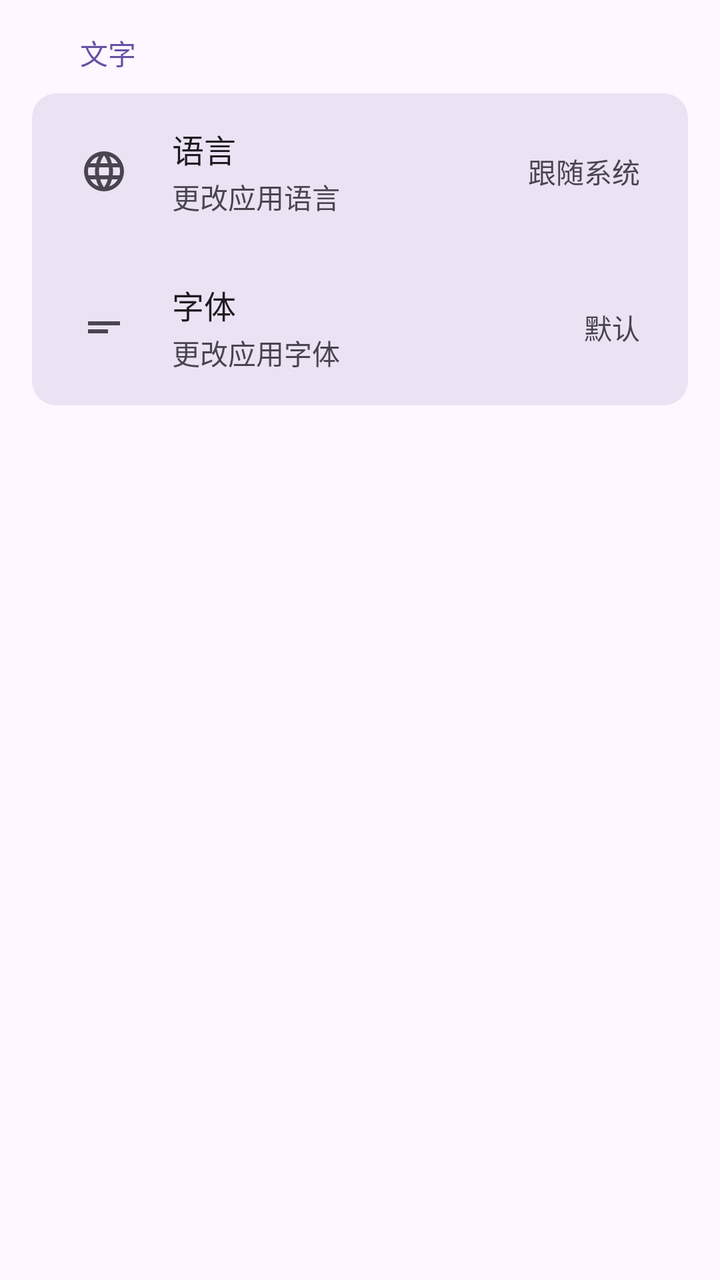
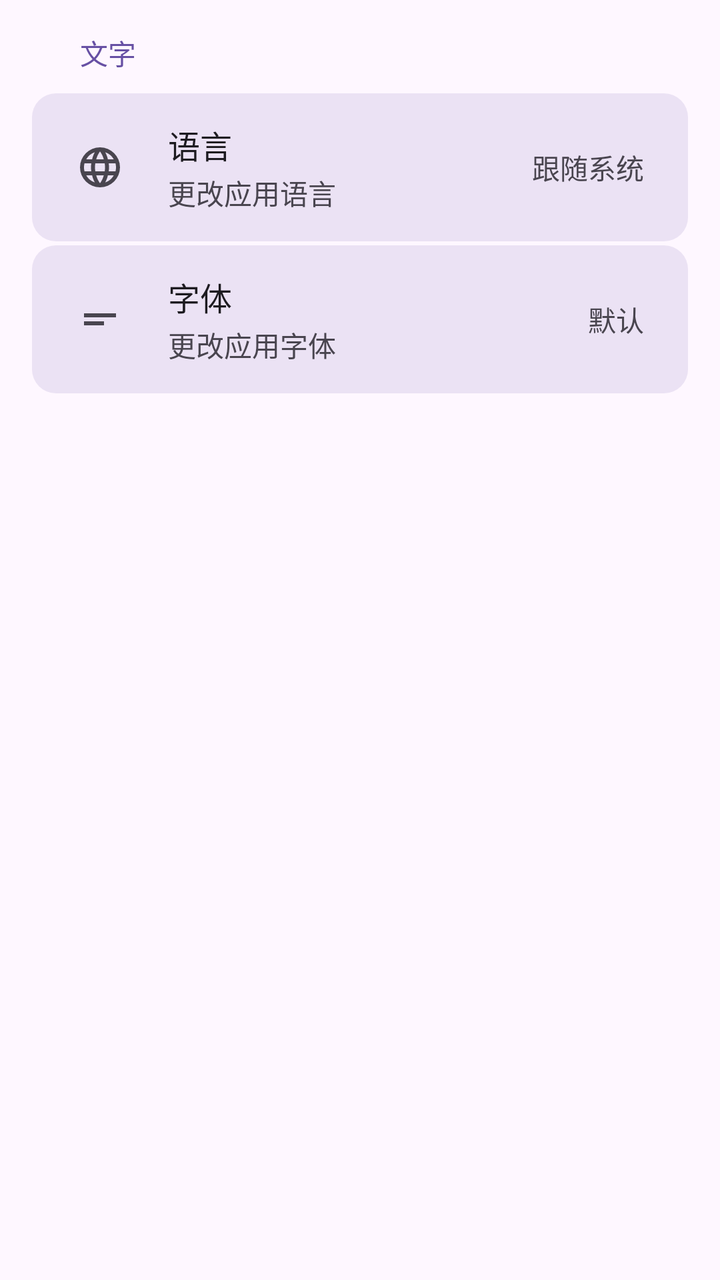

The first picture is an Android layout as it rendered before a commit; the second is the same layout after the commit. The layout source and the unified diff follow.
<!-- AndroidManifest.xml: application theme Theme.Click -->
<!-- res/layout/fragment_settings.xml -->
<?xml version="1.0" encoding="utf-8"?>
<ScrollView xmlns:android="http://schemas.android.com/apk/res/android"
    android:layout_width="match_parent"
    android:layout_height="match_parent"
    android:paddingHorizontal="16dp"
    android:paddingTop="0dp"
    android:paddingBottom="16dp"
    android:background="?android:attr/colorBackground">

    <LinearLayout
        android:layout_width="match_parent"
        android:layout_height="wrap_content"
        android:orientation="vertical">

        
        <TextView
            android:layout_width="wrap_content"
            android:layout_height="wrap_content"
            android:text="文字"
            android:textSize="14sp"
            android:textColor="?attr/colorPrimary"
            android:paddingHorizontal="24dp"
            android:paddingTop="16dp"
            android:paddingBottom="10dp" />

        
        <LinearLayout
            android:layout_width="match_parent"
            android:layout_height="wrap_content"
            android:orientation="vertical"
            android:background="@drawable/settings_card_bg"
            android:clipToOutline="true">

            
            <LinearLayout
                android:id="@+id/settings_language"
                android:layout_width="match_parent"
                android:layout_height="wrap_content"
                android:orientation="horizontal"
                android:gravity="center_vertical"
                android:paddingHorizontal="22dp"
                android:paddingVertical="14dp"
                android:background="?attr/selectableItemBackground"
                android:layout_margin="2dp"
                android:clickable="true"
                android:focusable="true">

                <ImageView
                    android:layout_width="24dp"
                    android:layout_height="24dp"
                    android:src="@drawable/ic_language"
                    android:tint="?attr/colorOnSurfaceVariant"
                    android:layout_marginEnd="22dp" />

                <LinearLayout
                    android:layout_width="0dp"
                    android:layout_height="wrap_content"
                    android:layout_weight="1"
                    android:orientation="vertical">

                    <TextView
                        android:layout_width="wrap_content"
                        android:layout_height="wrap_content"
                        android:text="语言"
                        android:textSize="16sp"
                        android:textColor="?attr/colorOnSurface" />

                    <TextView
                        android:layout_width="wrap_content"
                        android:layout_height="wrap_content"
                        android:text="更改应用语言"
                        android:textSize="14sp"
                        android:textColor="?attr/colorOnSurfaceVariant"
                        android:layout_marginTop="2dp" />
                </LinearLayout>

                <TextView
                    android:id="@+id/settings_language_value"
                    android:layout_width="wrap_content"
                    android:layout_height="wrap_content"
                    android:text="跟随系统"
                    android:textSize="14sp"
                    android:textColor="?attr/colorOnSurfaceVariant" />
            </LinearLayout>

            
            <LinearLayout
                android:id="@+id/settings_font"
                android:layout_width="match_parent"
                android:layout_height="wrap_content"
                android:orientation="horizontal"
                android:gravity="center_vertical"
                android:paddingHorizontal="22dp"
                android:paddingVertical="14dp"
                android:background="?attr/selectableItemBackground"
                android:layout_margin="2dp"
                android:clickable="true"
                android:focusable="true">

                <ImageView
                    android:layout_width="24dp"
                    android:layout_height="24dp"
                    android:src="@drawable/ic_font"
                    android:tint="?attr/colorOnSurfaceVariant"
                    android:layout_marginEnd="22dp" />

                <LinearLayout
                    android:layout_width="0dp"
                    android:layout_height="wrap_content"
                    android:layout_weight="1"
                    android:orientation="vertical">

                    <TextView
                        android:layout_width="wrap_content"
                        android:layout_height="wrap_content"
                        android:text="字体"
                        android:textSize="16sp"
                        android:textColor="?attr/colorOnSurface" />

                    <TextView
                        android:layout_width="wrap_content"
                        android:layout_height="wrap_content"
                        android:text="更改应用字体"
                        android:textSize="14sp"
                        android:textColor="?attr/colorOnSurfaceVariant"
                        android:layout_marginTop="2dp" />
                </LinearLayout>

                <TextView
                    android:layout_width="wrap_content"
                    android:layout_height="wrap_content"
                    android:text="默认"
                    android:textSize="14sp"
                    android:textColor="?attr/colorOnSurfaceVariant" />
            </LinearLayout>

        </LinearLayout>

    </LinearLayout>
</ScrollView>
<!-- resources referenced by this layout -->
<resources>
  <!-- drawable ic_font (drawable) -->
  <vector xmlns:android="http://schemas.android.com/apk/res/android"
      android:width="24dp"
      android:height="24dp"
      android:viewportWidth="960"
      android:viewportHeight="960"
      android:tint="?attr/colorControlNormal"
      android:autoMirrored="true">
    <path
        android:fillColor="@android:color/white"
        android:pathData="M160,600L160,520L560,520L560,600L160,600ZM160,440L160,360L800,360L800,440L160,440Z"/>
  </vector>
  <!-- drawable ic_language (drawable) -->
  <vector xmlns:android="http://schemas.android.com/apk/res/android"
      android:width="24dp"
      android:height="24dp"
      android:viewportWidth="960"
      android:viewportHeight="960"
      android:tint="?attr/colorControlNormal">
    <path
        android:fillColor="@android:color/white"
        android:pathData="M480,880Q398,880 325,848.5Q252,817 197.5,762.5Q143,708 111.5,635Q80,562 80,480Q80,397 111.5,324.5Q143,252 197.5,197.5Q252,143 325,111.5Q398,80 480,80Q563,80 635.5,111.5Q708,143 762.5,197.5Q817,252 848.5,324.5Q880,397 880,480Q880,562 848.5,635Q817,708 762.5,762.5Q708,817 635.5,848.5Q563,880 480,880ZM480,798Q506,762 525,723Q544,684 556,640L404,640Q416,684 435,723Q454,762 480,798ZM376,782Q358,749 344.5,713.5Q331,678 322,640L204,640Q233,690 276.5,727Q320,764 376,782ZM584,782Q640,764 683.5,727Q727,690 756,640L638,640Q629,678 615.5,713.5Q602,749 584,782ZM170,560L306,560Q303,540 301.5,520.5Q300,501 300,480Q300,459 301.5,439.5Q303,420 306,400L170,400Q165,420 162.5,439.5Q160,459 160,480Q160,501 162.5,520.5Q165,540 170,560ZM386,560L574,560Q577,540 578.5,520.5Q580,501 580,480Q580,459 578.5,439.5Q577,420 574,400L386,400Q383,420 381.5,439.5Q380,459 380,480Q380,501 381.5,520.5Q383,540 386,560ZM654,560L790,560Q795,540 797.5,520.5Q800,501 800,480Q800,459 797.5,439.5Q795,420 790,400L654,400Q657,420 658.5,439.5Q660,459 660,480Q660,501 658.5,520.5Q657,540 654,560ZM638,320L756,320Q727,270 683.5,233Q640,196 584,178Q602,211 615.5,246.5Q629,282 638,320ZM404,320L556,320Q544,276 525,237Q506,198 480,162Q454,198 435,237Q416,276 404,320ZM204,320L322,320Q331,282 344.5,246.5Q358,211 376,178Q320,196 276.5,233Q233,270 204,320Z"/>
  </vector>
  <!-- drawable settings_card_bg (drawable) -->
  <?xml version="1.0" encoding="utf-8"?>
  <shape xmlns:android="http://schemas.android.com/apk/res/android"
      android:shape="rectangle">
      <solid android:color="@color/section_background" />
      <corners android:radius="12dp" />
  </shape>
  <color name="section_background">#206750A4</color>
  <color name="md_theme_primary">#6750A4</color>
  <color name="md_theme_onPrimary">#FFFFFF</color>
  <color name="md_theme_primaryContainer">#EADDFF</color>
  <color name="md_theme_onPrimaryContainer">#21005D</color>
  <color name="md_theme_secondary">#625B71</color>
  <color name="md_theme_onSecondary">#FFFFFF</color>
  <color name="md_theme_secondaryContainer">#E8DEF8</color>
  <color name="md_theme_onSecondaryContainer">#1D192B</color>
  <color name="md_theme_background">#FEF7FF</color>
  <color name="md_theme_onBackground">#1D1B20</color>
  <color name="md_theme_surface">#FEF7FF</color>
  <color name="md_theme_onSurface">#1D1B20</color>
  <color name="md_theme_surfaceVariant">#E7E0EC</color>
  <color name="md_theme_onSurfaceVariant">#49454F</color>
  <color name="md_theme_outline">#79747E</color>
  <color name="md_theme_outlineVariant">#CAC4D0</color>
  <!-- unchanged entries left out for length: 2 -->
</resources>

<!-- the commit's change to res/layout/fragment_settings.xml (unified diff, before → after) -->
@@ -25,115 +25,104 @@
 
         
         <LinearLayout
+            android:id="@+id/settings_language"
             android:layout_width="match_parent"
             android:layout_height="wrap_content"
-            android:orientation="vertical"
+            android:orientation="horizontal"
+            android:gravity="center_vertical"
+            android:paddingHorizontal="22dp"
+            android:paddingVertical="14dp"
             android:background="@drawable/settings_card_bg"
-            android:clipToOutline="true">
+            android:layout_marginBottom="2dp"
+            android:clickable="true"
+            android:focusable="true">
 
-            
+            <ImageView
+                android:layout_width="24dp"
+                android:layout_height="24dp"
+                android:src="@drawable/ic_language"
+                android:tint="?attr/colorOnSurfaceVariant"
+                android:layout_marginEnd="22dp" />
+
             <LinearLayout
-                android:id="@+id/settings_language"
-                android:layout_width="match_parent"
+                android:layout_width="0dp"
                 android:layout_height="wrap_content"
-                android:orientation="horizontal"
-                android:gravity="center_vertical"
-                android:paddingHorizontal="22dp"
-                android:paddingVertical="14dp"
-                android:background="?attr/selectableItemBackground"
-                android:layout_margin="2dp"
-                android:clickable="true"
-                android:focusable="true">
-
-                <ImageView
-                    android:layout_width="24dp"
-                    android:layout_height="24dp"
-                    android:src="@drawable/ic_language"
-                    android:tint="?attr/colorOnSurfaceVariant"
-                    android:layout_marginEnd="22dp" />
-
-                <LinearLayout
-                    android:layout_width="0dp"
-                    android:layout_height="wrap_content"
-                    android:layout_weight="1"
-                    android:orientation="vertical">
-
-                    <TextView
-                        android:layout_width="wrap_content"
-                        android:layout_height="wrap_content"
-                        android:text="语言"
-                        android:textSize="16sp"
-                        android:textColor="?attr/colorOnSurface" />
-
-                    <TextView
-                        android:layout_width="wrap_content"
-                        android:layout_height="wrap_content"
-                        android:text="更改应用语言"
-                        android:textSize="14sp"
-                        android:textColor="?attr/colorOnSurfaceVariant"
-                        android:layout_marginTop="2dp" />
-                </LinearLayout>
-
-                <TextView
-                    android:id="@+id/settings_language_value"
-                    android:layout_width="wrap_content"
-                    android:layout_height="wrap_content"
-                    android:text="跟随系统"
-                    android:textSize="14sp"
-                    android:textColor="?attr/colorOnSurfaceVariant" />
-            </LinearLayout>
-
-            
-            <LinearLayout
-                android:id="@+id/settings_font"
-                android:layout_width="match_parent"
-                android:layout_height="wrap_content"
-                android:orientation="horizontal"
-                android:gravity="center_vertical"
-                android:paddingHorizontal="22dp"
-                android:paddingVertical="14dp"
-                android:background="?attr/selectableItemBackground"
-                android:layout_margin="2dp"
-                android:clickable="true"
-                android:focusable="true">
-
-                <ImageView
-                    android:layout_width="24dp"
-                    android:layout_height="24dp"
-                    android:src="@drawable/ic_font"
-                    android:tint="?attr/colorOnSurfaceVariant"
-                    android:layout_marginEnd="22dp" />
-
-                <LinearLayout
-                    android:layout_width="0dp"
-                    android:layout_height="wrap_content"
-                    android:layout_weight="1"
-                    android:orientation="vertical">
-
-                    <TextView
-                        android:layout_width="wrap_content"
-                        android:layout_height="wrap_content"
-                        android:text="字体"
-                        android:textSize="16sp"
-                        android:textColor="?attr/colorOnSurface" />
-
-                    <TextView
-                        android:layout_width="wrap_content"
-                        android:layout_height="wrap_content"
-                        android:text="更改应用字体"
-                        android:textSize="14sp"
-                        android:textColor="?attr/colorOnSurfaceVariant"
-                        android:layout_marginTop="2dp" />
-                </LinearLayout>
+                android:layout_weight="1"
+                android:orientation="vertical">
 
                 <TextView
                     android:layout_width="wrap_content"
                     android:layout_height="wrap_content"
-                    android:text="默认"
+                    android:text="语言"
+                    android:textSize="16sp"
+                    android:textColor="?attr/colorOnSurface" />
+
+                <TextView
+                    android:layout_width="wrap_content"
+                    android:layout_height="wrap_content"
+                    android:text="更改应用语言"
                     android:textSize="14sp"
-                    android:textColor="?attr/colorOnSurfaceVariant" />
+                    android:textColor="?attr/colorOnSurfaceVariant"
+                    android:layout_marginTop="2dp" />
             </LinearLayout>
 
+            <TextView
+                android:id="@+id/settings_language_value"
+                android:layout_width="wrap_content"
+                android:layout_height="wrap_content"
+                android:text="跟随系统"
+                android:textSize="14sp"
+                android:textColor="?attr/colorOnSurfaceVariant" />
+        </LinearLayout>
+
+        
+        <LinearLayout
+            android:id="@+id/settings_font"
+            android:layout_width="match_parent"
+            android:layout_height="wrap_content"
+            android:orientation="horizontal"
+            android:gravity="center_vertical"
+            android:paddingHorizontal="22dp"
+            android:paddingVertical="14dp"
+            android:background="@drawable/settings_card_bg"
+            android:clickable="true"
+            android:focusable="true">
+
+            <ImageView
+                android:layout_width="24dp"
+                android:layout_height="24dp"
+                android:src="@drawable/ic_font"
+                android:tint="?attr/colorOnSurfaceVariant"
+                android:layout_marginEnd="22dp" />
+
+            <LinearLayout
+                android:layout_width="0dp"
+                android:layout_height="wrap_content"
+                android:layout_weight="1"
+                android:orientation="vertical">
+
+                <TextView
+                    android:layout_width="wrap_content"
+                    android:layout_height="wrap_content"
+                    android:text="字体"
+                    android:textSize="16sp"
+                    android:textColor="?attr/colorOnSurface" />
+
+                <TextView
+                    android:layout_width="wrap_content"
+                    android:layout_height="wrap_content"
+                    android:text="更改应用字体"
+                    android:textSize="14sp"
+                    android:textColor="?attr/colorOnSurfaceVariant"
+                    android:layout_marginTop="2dp" />
+            </LinearLayout>
+
+            <TextView
+                android:layout_width="wrap_content"
+                android:layout_height="wrap_content"
+                android:text="默认"
+                android:textSize="14sp"
+                android:textColor="?attr/colorOnSurfaceVariant" />
         </LinearLayout>
 
     </LinearLayout>
